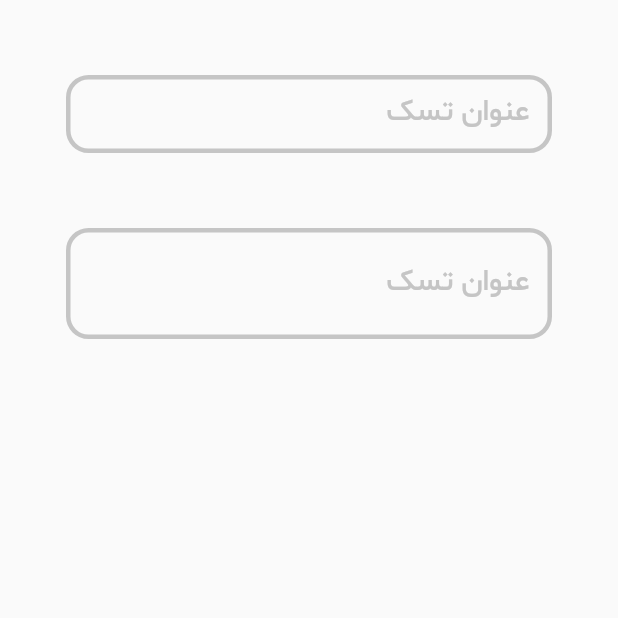
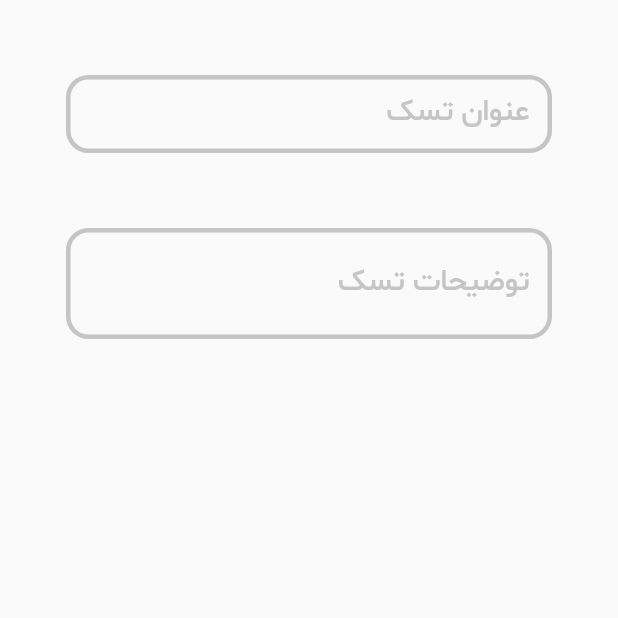
Before and after one commit to mehrdadmoradi001/Note_Hive, a Flutter app: the AddTaskScreen screen opened directly, on a phone screen of 412 x 824 dp, the top half of it. Run offline on Flutter 3.47's test engine with Material 2 defaults, Android fonts, the phone set to English and light mode, and no system bars; our stand-ins replace hive, hive_flutter; missing offline and left inert: msh_checkbox; accounts and stored records are empty.

Commit message:
1- Changing

```diff
--- a/lib/screens/add_task_screen.dart
+++ b/lib/screens/add_task_screen.dart
@@ -46,12 +46,14 @@ class _AddTaskScreenState extends State<AddTaskScreen> {
               _getTextFiledTask(
                 focusNode: negahban1,
                 controller: textFiledTaskTitleController,
+                textName: 'عنوان تسک'
               ),
               SizedBox(height: 50),
               _getTextFiledTask(
                   focusNode: negahban2,
                   controller: textFiledTaskSubTitleController,
-                  num: 2),
+                  num: 2,
+              textName: 'توضیحات تسک'),
               Spacer(),
               _getButtonTask(),
             ],
@@ -84,7 +86,7 @@ class _AddTaskScreenState extends State<AddTaskScreen> {
   }
 
   Widget _getTextFiledTask(
-      {FocusNode? focusNode, TextEditingController? controller, int? num}) {
+      {FocusNode? focusNode, TextEditingController? controller, int? num,String? textName}) {
     return Padding(
       padding: EdgeInsets.symmetric(horizontal: 44),
       child: Directionality(
@@ -95,7 +97,7 @@ class _AddTaskScreenState extends State<AddTaskScreen> {
           focusNode: focusNode,
           decoration: InputDecoration(
             contentPadding: EdgeInsets.all(15),
-            labelText: 'عنوان تسک',
+            labelText: textName,
             labelStyle: TextStyle(
               fontSize: 20,
               color: focusNode!.hasFocus ? greenColor : grayColor2,
```
